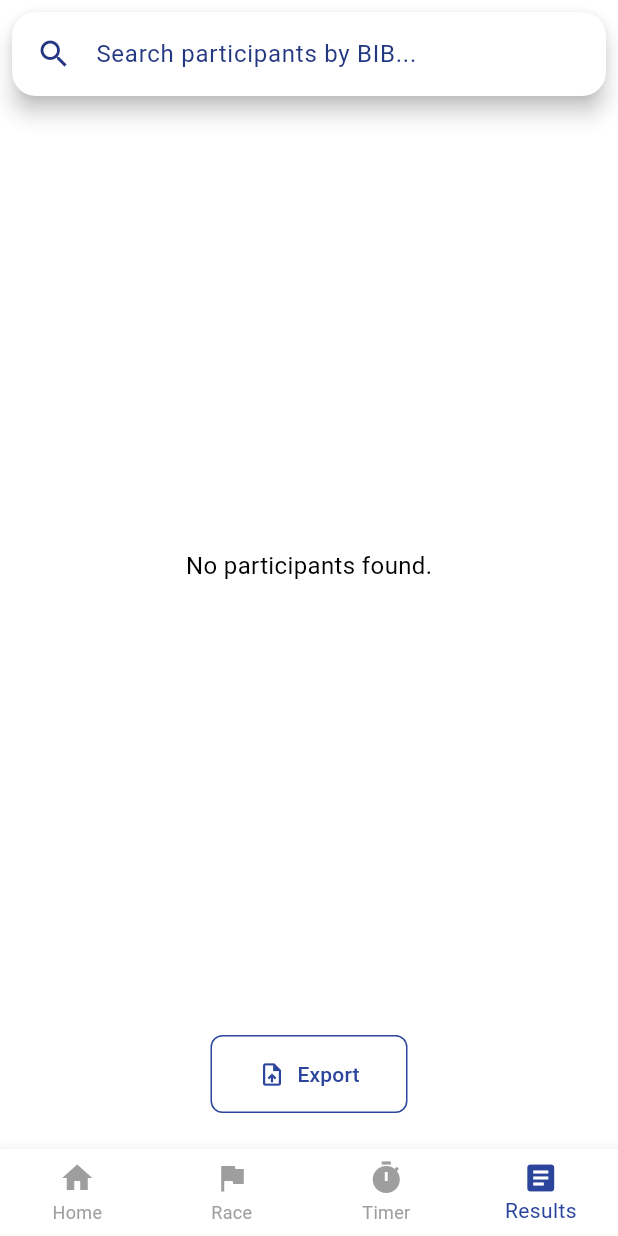
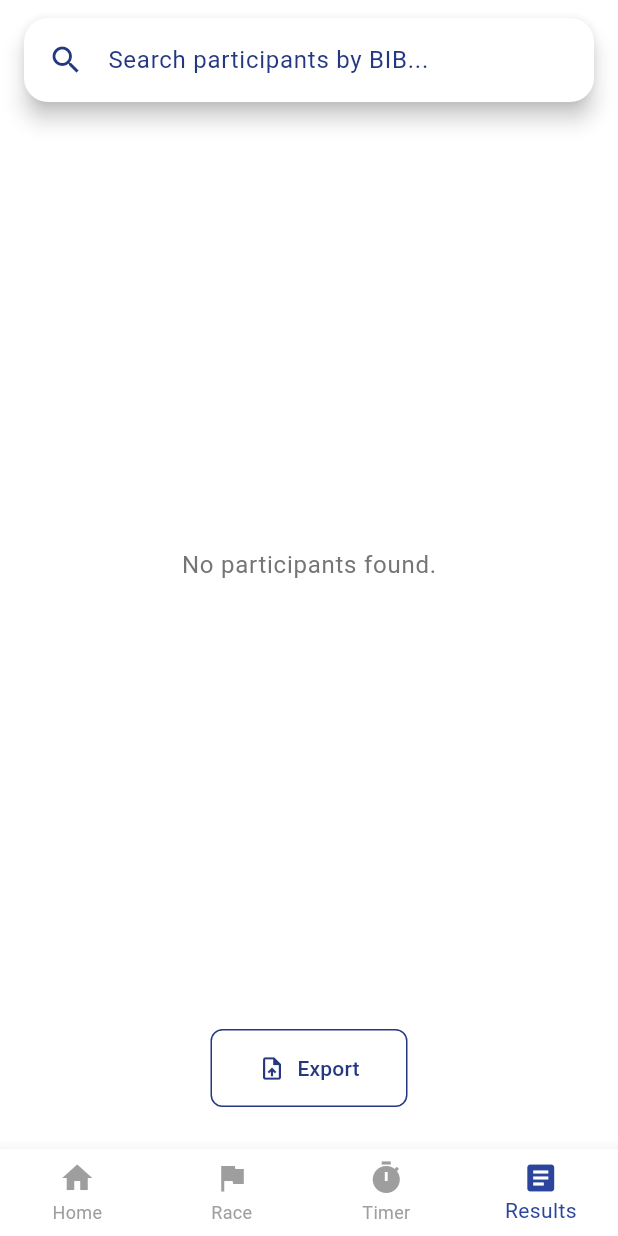
Before and after one commit to SamnangKong426/sport_chrono, a Flutter app: the screen it shows after launch, item 4 of the bottom bar chosen, on a phone screen of 412 x 824 dp. Run offline on Flutter 3.47's test engine with Material 3 defaults, Android fonts, the phone set to English and light mode, and no system bars; our stand-ins replace cloud_firestore, firebase_core; missing offline and left inert: dart:html; accounts and stored records are empty; statements that could not run were skipped.

Commit message:
Applied them on result_view.dart

```diff
--- a/lib/themes/app_colors.dart
+++ b/lib/themes/app_colors.dart
@@ -6,6 +6,8 @@ class AppColors {
   static const primary = Color(0xFF7B8DCF);
   static const primaryDark = Color(0xFF243882);
   static const secondary = Color(0xFF00C853);
+  static const warning = Color(0xFFFFC107);
+  static const error = Color(0xFFF44336);
   static const background = Color(0xFFF9F9F9);
   static const textPrimary = Color(0xFF212121);
   static const textSecondary = Color(0xFF757575);
--- a/lib/views/participant_view.dart
+++ b/lib/views/participant_view.dart
@@ -1,11 +1,10 @@
 import 'package:flutter/material.dart';
 import 'package:provider/provider.dart';
 import 'package:sport_chrono/models/participant_model.dart';
+import 'package:sport_chrono/themes/app_colors.dart';
 import 'package:sport_chrono/viewmodels/participant_viewmodel.dart';
 import 'package:sport_chrono/widgets/participant_list_item_widgets_views.dart';
-// import 'package:sport_chrono/themes/app_colors.dart';
 import 'package:sport_chrono/themes/app_spacing.dart';
-// import 'package:sport_chrono/themes/app_text_styles.dart';
 
 class ParticipantView extends StatefulWidget {
   const ParticipantView({super.key});
@@ -35,7 +34,7 @@ class _ParticipantViewtate extends State<ParticipantView> {
               Center(
                 child: Text(
                   'TRIATHLON',
-                  style: Theme.of(context).textTheme.titleLarge,
+                  style: Theme.of(context).textTheme.titleLarge?.copyWith(color: AppColors.primaryDark),
                 ),
               ),
               AppSpacing.gapH16,
--- a/lib/views/results_view.dart
+++ b/lib/views/results_view.dart
@@ -2,6 +2,8 @@ import 'package:flutter/material.dart';
 import 'package:provider/provider.dart';
 import 'package:sport_chrono/viewmodels/results_viewmodel.dart';
 import 'package:sport_chrono/widgets/bib_search_bar.dart';
+import 'package:sport_chrono/themes/app_spacing.dart';
+import 'package:sport_chrono/themes/app_colors.dart';
 
 class ResultsView extends StatefulWidget {
   const ResultsView({Key? key}) : super(key: key);
@@ -20,60 +22,102 @@ class _ResultsViewState extends State<ResultsView> {
 
   @override
   Widget build(BuildContext context) {
-    final vm = context.watch<ResultsViewModel>();
-    final results = vm.results;
+    final resultsViewModel = context.watch<ResultsViewModel>();
+    final results = resultsViewModel.results;
 
     return Scaffold(
-      backgroundColor: Colors.white,
+      backgroundColor: Theme.of(context).scaffoldBackgroundColor,
       body: SafeArea(
         child: Padding(
-          padding: const EdgeInsets.all(8.0),
+          padding: AppSpacing.screenPadding,
           child: Column(
             children: [
-              BIBSearchBar(onChanged: vm.search),
-              const SizedBox(height: 16),
+              //* Search Bar
+              BIBSearchBar(onChanged: resultsViewModel.search),
+              AppSpacing.gapH16,
+
+              //* Results Table
               if (results.isEmpty)
-                const Expanded(
-                  child: Center(child: Text('No participants found.')),
+                Expanded(
+                  child: Center(
+                    child: Text(
+                      'No participants found.',
+                      style: Theme.of(context).textTheme.bodyLarge?.copyWith(
+                        color: AppColors.textSecondary,
+                      ),
+                    ),
+                  ),
                 )
               else
                 Expanded(
                   child: SingleChildScrollView(
                     scrollDirection: Axis.horizontal,
                     child: ConstrainedBox(
-                      constraints: const BoxConstraints(
-                        minWidth: 800,
-                      ), // Ensure enough width for all columns
+                      constraints: const BoxConstraints(minWidth: 800),
+                      child: ClipRRect(
+                        borderRadius: BorderRadius.circular(12.0),
                         child: DataTable(
                           headingRowColor: MaterialStateProperty.all(
-                          const Color(0xFFEFEFEF),
+                            // AppColors.background,
+                            AppColors.primary,
+                          ),
+                          dataRowColor: MaterialStateProperty.all(
+                            AppColors.primary.withOpacity(0.1),
                           ),
                           columnSpacing: 16,
                           columns: const [
-                          DataColumn(label: Text('BIB')),
-                          DataColumn(label: Text('Name')),
+                            DataColumn(
+                              label: Text(
+                                'BIB',
+                                style: TextStyle(
+                                  fontSize: 12,
+                                  fontWeight: FontWeight.bold,
+                                ),
+                              ),
+                            ),
+                            DataColumn(
+                              label: Text(
+                                'Name',
+                                style: TextStyle(
+                                  fontSize: 12,
+                                  fontWeight: FontWeight.bold,
+                                ),
+                              ),
+                            ),
                             DataColumn(
                               label: Text(
                                 'Swimming',
-                              style: TextStyle(fontSize: 12),
+                                style: TextStyle(
+                                  fontSize: 12,
+                                  fontWeight: FontWeight.bold,
+                                ),
                               ),
                             ),
                             DataColumn(
                               label: Text(
                                 'Running',
-                              style: TextStyle(fontSize: 12),
+                                style: TextStyle(
+                                  fontSize: 12,
+                                  fontWeight: FontWeight.bold,
+                                ),
                               ),
                             ),
                             DataColumn(
                               label: Text(
                                 'Cycling',
-                              style: TextStyle(fontSize: 12),
+                                style: TextStyle(
+                                  fontSize: 12,
+                                  fontWeight: FontWeight.bold,
+                                ),
                               ),
                             ),
                             DataColumn(
                               label: Text(
                                 'Total',
-                              style: TextStyle(fontSize: 12),
+                                style: TextStyle(
+                                  fontSize: 12,
+                                  fontWeight: FontWeight.bold,
+                                ),
                               ),
                             ),
                           ],
@@ -85,7 +129,9 @@ class _ResultsViewState extends State<ResultsView> {
                                     DataCell(
                                       Text(
                                         result.name,
-                                      style: const TextStyle(
+                                        style: Theme.of(
+                                          context,
+                                        ).textTheme.bodyLarge?.copyWith(
                                           fontWeight: FontWeight.w500,
                                         ),
                                       ),
@@ -93,25 +139,37 @@ class _ResultsViewState extends State<ResultsView> {
                                     DataCell(
                                       Text(
                                         formatDuration(result.swimmingTimer),
-                                      style: const TextStyle(fontSize: 12),
+                                        style: Theme.of(context)
+                                            .textTheme
+                                            .bodySmall
+                                            ?.copyWith(fontSize: 12),
                                       ),
                                     ),
                                     DataCell(
                                       Text(
                                         formatDuration(result.runningTimer),
-                                      style: const TextStyle(fontSize: 12),
+                                        style: Theme.of(context)
+                                            .textTheme
+                                            .bodySmall
+                                            ?.copyWith(fontSize: 12),
                                       ),
                                     ),
                                     DataCell(
                                       Text(
                                         formatDuration(result.cyclingTimer),
-                                      style: const TextStyle(fontSize: 12),
+                                        style: Theme.of(context)
+                                            .textTheme
+                                            .bodySmall
+                                            ?.copyWith(fontSize: 12),
                                       ),
                                     ),
                                     DataCell(
                                       Text(
                                         formatDuration(result.totalTimer),
-                                      style: const TextStyle(fontSize: 12),
+                                        style: Theme.of(context)
+                                            .textTheme
+                                            .bodySmall
+                                            ?.copyWith(fontSize: 12),
                                       ),
                                     ),
                                   ],
@@ -121,12 +179,12 @@ class _ResultsViewState extends State<ResultsView> {
                       ),
                     ),
                   ),
-              const SizedBox(height: 16),
+                ),
+              AppSpacing.gapH16,
               OutlinedButton.icon(
                 onPressed: () async {
-                  final vm = context.read<ResultsViewModel>();
                   try {
-                    await vm.exportResultsToFile();
+                    await resultsViewModel.exportResultsToFile();
                     ScaffoldMessenger.of(context).showSnackBar(
                       const SnackBar(content: Text('Export successful!')),
                     );
@@ -136,20 +194,26 @@ class _ResultsViewState extends State<ResultsView> {
                     );
                   }
                 },
-                icon: const Icon(Icons.upload_file, color: Color(0xFF2A459B)),
+                icon: const Icon(
+                  Icons.upload_file,
+                  color: AppColors.primaryDark,
+                ),
                 label: const Text(
                   'Export',
-                  style: TextStyle(color: Color(0xFF2A459B)),
+                  style: TextStyle(color: AppColors.primaryDark),
                 ),
                 style: OutlinedButton.styleFrom(
-                  side: const BorderSide(color: Color(0xFF2A459B)),
-                  padding: const EdgeInsets.symmetric(vertical: 16.0, horizontal: 32.0),
+                  side: const BorderSide(color: AppColors.primaryDark),
+                  padding: const EdgeInsets.symmetric(
+                    vertical: 16.0,
+                    horizontal: 32.0,
+                  ),
                   shape: RoundedRectangleBorder(
                     borderRadius: BorderRadius.circular(8.0),
                   ),
                 ),
               ),
-              const SizedBox(height: 16),
+              AppSpacing.gapH16,
             ],
           ),
         ),
--- a/lib/widgets/timer_display.dart
+++ b/lib/widgets/timer_display.dart
@@ -3,7 +3,7 @@ import 'package:flutter/material.dart';
 class TimerDisplay extends StatelessWidget {
   final String text;
   final Color backgroundColor;
-  final EdgeInsetsGeometry margin;
+  // final EdgeInsetsGeometry margin;
   final EdgeInsetsGeometry padding;
   final BorderRadiusGeometry borderRadius;
   final TextStyle textStyle;
@@ -12,7 +12,7 @@ class TimerDisplay extends StatelessWidget {
     Key? key,
     required this.text,
     this.backgroundColor = const Color(0xFF1A2C70),
-    this.margin = const EdgeInsets.symmetric(horizontal: 20, vertical: 10),
+    // this.margin = const EdgeInsets.symmetric(horizontal: 20, vertical: 10),
     this.padding = const EdgeInsets.symmetric(vertical: 25),
     this.borderRadius = const BorderRadius.all(Radius.circular(15)),
     this.textStyle = const TextStyle(
@@ -25,7 +25,7 @@ class TimerDisplay extends StatelessWidget {
   @override
   Widget build(BuildContext context) {
     return Container(
-      margin: margin,
+      // margin: margin,
       padding: padding,
       decoration: BoxDecoration(
         color: backgroundColor,
```
Also changed, not shown: lib/views/race_view.dart (+13 -11 lines), lib/views/timer_view.dart (+16 -2 lines). Lines whose indentation alone changed are shown as unchanged.
